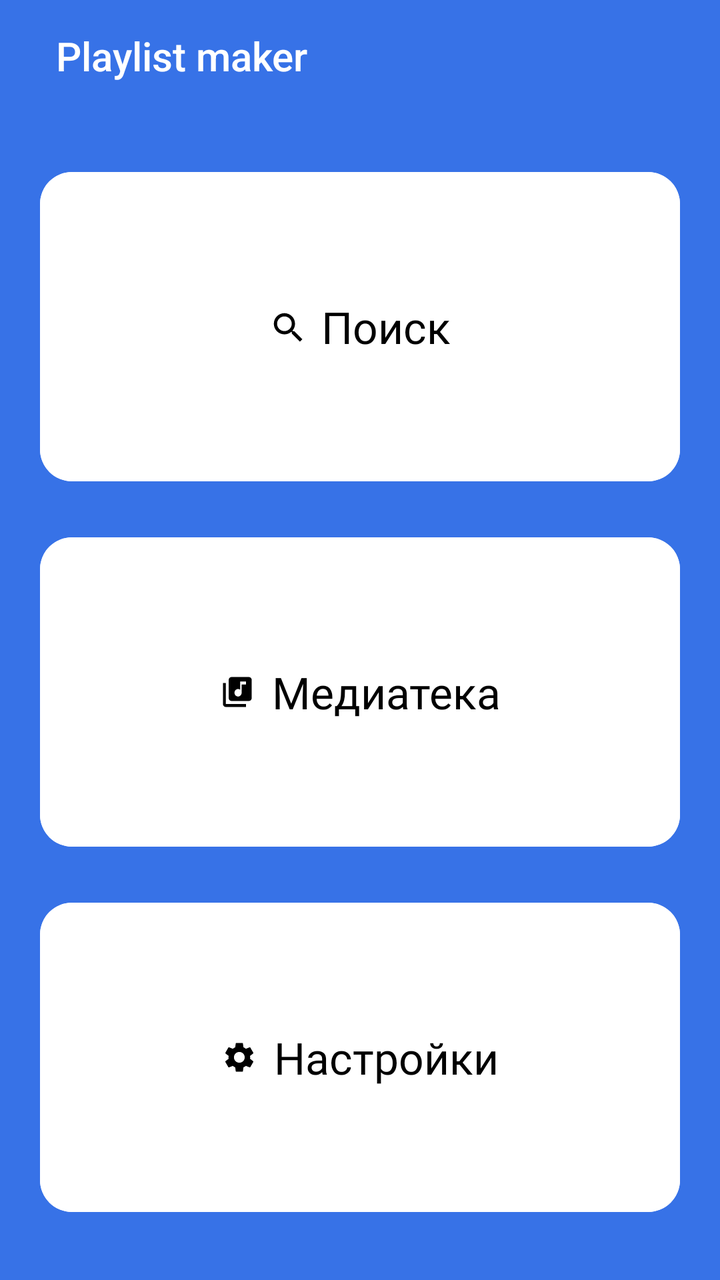
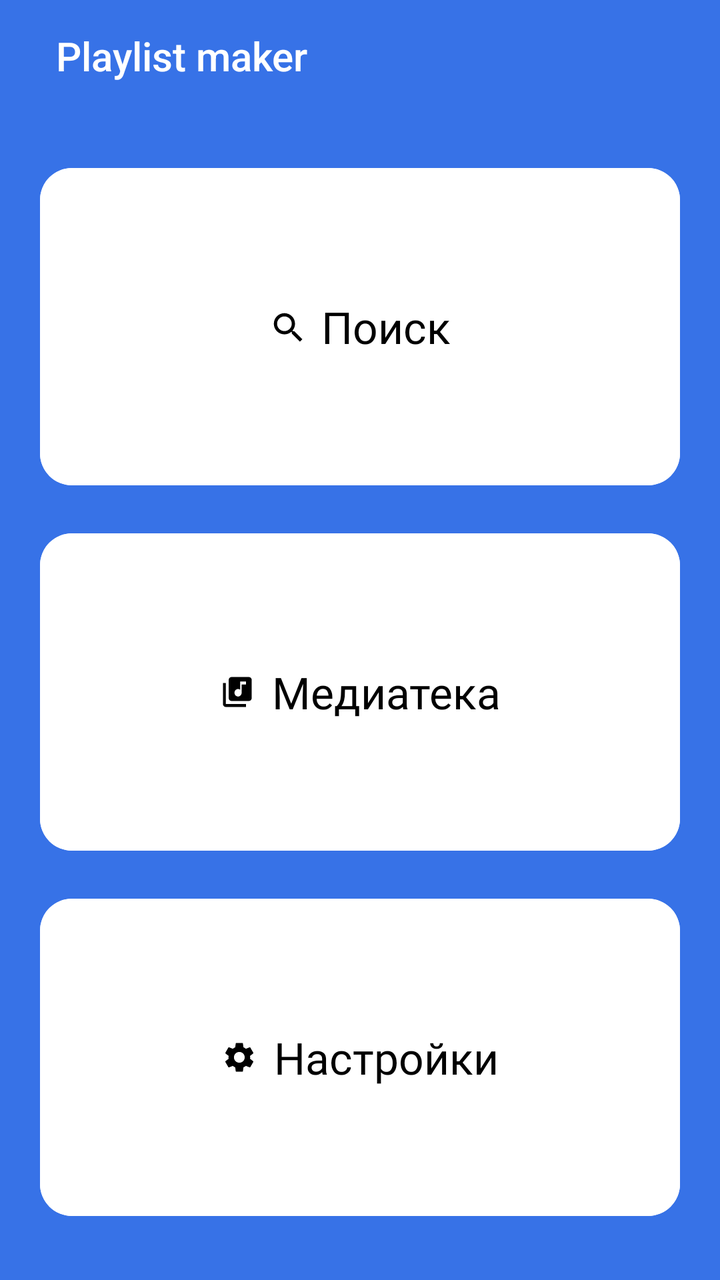

Compare the two renders of this Android layout. The source of the first and the diff that turns it into the second are given below.
<!-- AndroidManifest.xml: application theme Theme.PlaylistMaker -->
<!-- res/layout/activity_main.xml -->
<?xml version="1.0" encoding="utf-8"?>
<LinearLayout xmlns:android="http://schemas.android.com/apk/res/android"
    xmlns:app="http://schemas.android.com/apk/res-auto"
    android:id="@+id/screen_main"
    android:layout_width="match_parent"
    android:layout_height="match_parent"
    android:background="@color/bg_main_screen"
    android:orientation="vertical">

    <Toolbar
        android:id="@+id/settings_back"
        android:layout_width="match_parent"
        android:layout_height="wrap_content"
        android:layout_marginStart="12dp"
        android:title="@string/main_title"
        android:titleTextAppearance="@style/toolbar_main" />

    <com.google.android.material.button.MaterialButton
        android:id="@+id/search"
        style="@style/button_main"
        android:layout_marginTop="24dp"
        android:layout_marginBottom="16dp"
        android:text="@string/main_button_search"
        app:icon="@drawable/ic_search" />

    <com.google.android.material.button.MaterialButton
        android:id="@+id/media"
        style="@style/button_main"
        android:layout_marginBottom="16dp"
        android:text="@string/main_button_media"
        app:icon="@drawable/ic_media" />

    <com.google.android.material.button.MaterialButton
        android:id="@+id/settings"
        style="@style/button_main"
        android:layout_marginBottom="28dp"
        android:text="@string/main_button_settings"
        app:icon="@drawable/ic_settings" />
</LinearLayout>
<!-- resources referenced by this layout -->
<resources>
  <color name="bg_main_screen">@color/blue</color>
  <!-- drawable ic_media (drawable) -->
  <vector xmlns:android="http://schemas.android.com/apk/res/android"
      android:width="25dp"
      android:height="24dp"
      android:viewportWidth="25"
      android:viewportHeight="24">
    <path
        android:pathData="M20.5,2H8.5C7.4,2 6.5,2.9 6.5,4V16C6.5,17.1 7.4,18 8.5,18H20.5C21.6,18 22.5,17.1 22.5,16V4C22.5,2.9 21.6,2 20.5,2ZM18.5,7H15.5V12.5C15.5,13.88 14.38,15 13,15C11.62,15 10.5,13.88 10.5,12.5C10.5,11.12 11.62,10 13,10C13.57,10 14.08,10.19 14.5,10.51V5H18.5V7ZM4.5,6H2.5V20C2.5,21.1 3.4,22 4.5,22H18.5V20H4.5V6Z"
        android:fillColor="@color/ic_main_default"/>
  </vector>
  <!-- drawable ic_search (drawable) -->
  <vector xmlns:android="http://schemas.android.com/apk/res/android"
      android:width="24dp"
      android:height="24dp"
      android:viewportWidth="24"
      android:viewportHeight="24">
    <path
        android:pathData="M16.579,14.95H15.721L15.417,14.656C16.481,13.418 17.122,11.81 17.122,10.061C17.122,6.161 13.961,3 10.061,3C6.161,3 3,6.161 3,10.061C3,13.961 6.161,17.122 10.061,17.122C11.81,17.122 13.418,16.481 14.656,15.417L14.95,15.721V16.579L20.381,22L22,20.381L16.579,14.95ZM10.061,14.95C7.356,14.95 5.173,12.766 5.173,10.061C5.173,7.356 7.356,5.173 10.061,5.173C12.766,5.173 14.95,7.356 14.95,10.061C14.95,12.766 12.766,14.95 10.061,14.95Z"
        android:fillColor="@color/ic_main_default"/>
  </vector>
  <string name="main_button_media">Медиатека</string>
  <string name="main_button_search">Поиск</string>
  <string name="main_button_settings">Настройки</string>
  <string name="main_title">Playlist maker</string>
  <style name="button_main" parent="Widget.MaterialComponents.Button.UnelevatedButton">
          <item name="android:layout_width">match_parent</item>
          <item name="android:layout_height">0dp</item>
          <item name="android:layout_weight">1</item>
          <item name="android:layout_marginHorizontal">@dimen/dp20</item>
          <item name="android:backgroundTint">@color/white</item>
          <item name="android:textSize">@dimen/sp22</item>
          <item name="android:textAllCaps">false</item>
          <item name="android:textColor">@color/black</item>
          <item name="android:fontFamily">@font/ys_display_medium</item>
          <item name="android:textFontWeight">500</item>
          <item name="android:letterSpacing">0</item>
          <item name="android:foreground">?attr/selectableItemBackground</item>
          <item name="android:elevation">0dp</item>
          <item name="elevation">0dp</item>
          <item name="cornerRadius">@dimen/dp16</item>
          <item name="iconGravity">textStart</item>
          <item name="iconPadding">@dimen/dp8</item>
          <item name="iconTint">@color/black</item>
      </style>
  <style name="toolbar_main" parent="TextAppearance.Widget.AppCompat.Toolbar.Title">
          <item name="android:textSize">20sp</item>
          <item name="android:textColor">@color/white</item>
          <item name="fontFamily">@font/ys_display_medium</item>
      </style>
  <style name="Theme.PlaylistMaker" parent="Base.Theme.PlaylistMaker" />
  <color name="blue">#3772E7</color>
  <color name="ic_main_default">#1A1B22</color>
  <dimen name="dp20">20dp</dimen>
  <color name="white">#FFFFFFFF</color>
  <dimen name="sp22">22sp</dimen>
  <color name="black">#FF000000</color>
  <dimen name="dp16">16dp</dimen>
  <dimen name="dp8">8dp</dimen>
  <style name="Base.Theme.PlaylistMaker" parent="Theme.Material3.DayNight.NoActionBar">
          
          
      </style>
  <!-- unchanged entries left out for length: 1 -->
</resources>

<!-- the commit's change to res/layout/activity_main.xml (unified diff, before → after) -->
@@ -18,22 +18,34 @@
     <com.google.android.material.button.MaterialButton
         android:id="@+id/search"
         style="@style/button_main"
+        android:layout_width="match_parent"
+        android:layout_height="0dp"
+        android:layout_marginHorizontal="@dimen/dp20"
         android:layout_marginTop="24dp"
         android:layout_marginBottom="16dp"
+        android:layout_weight="1"
         android:text="@string/main_button_search"
         app:icon="@drawable/ic_search" />
 
     <com.google.android.material.button.MaterialButton
         android:id="@+id/media"
         style="@style/button_main"
+        android:layout_width="match_parent"
+        android:layout_height="0dp"
+        android:layout_marginHorizontal="@dimen/dp20"
         android:layout_marginBottom="16dp"
+        android:layout_weight="1"
         android:text="@string/main_button_media"
         app:icon="@drawable/ic_media" />
 
     <com.google.android.material.button.MaterialButton
         android:id="@+id/settings"
         style="@style/button_main"
+        android:layout_width="match_parent"
+        android:layout_height="0dp"
+        android:layout_marginHorizontal="@dimen/dp20"
         android:layout_marginBottom="28dp"
+        android:layout_weight="1"
         android:text="@string/main_button_settings"
         app:icon="@drawable/ic_settings" />
 </LinearLayout>
<!-- resource entries referenced after the edit -->
@@ -25,11 +25,7 @@
   <string name="main_button_search">Поиск</string>
   <string name="main_button_settings">Настройки</string>
   <string name="main_title">Playlist maker</string>
-  <style name="button_main" parent="Widget.MaterialComponents.Button.UnelevatedButton">
-          <item name="android:layout_width">match_parent</item>
-          <item name="android:layout_height">0dp</item>
-          <item name="android:layout_weight">1</item>
-          <item name="android:layout_marginHorizontal">@dimen/dp20</item>
+  <style name="button_main">
           <item name="android:backgroundTint">@color/white</item>
           <item name="android:textSize">@dimen/sp22</item>
           <item name="android:textAllCaps">false</item>
